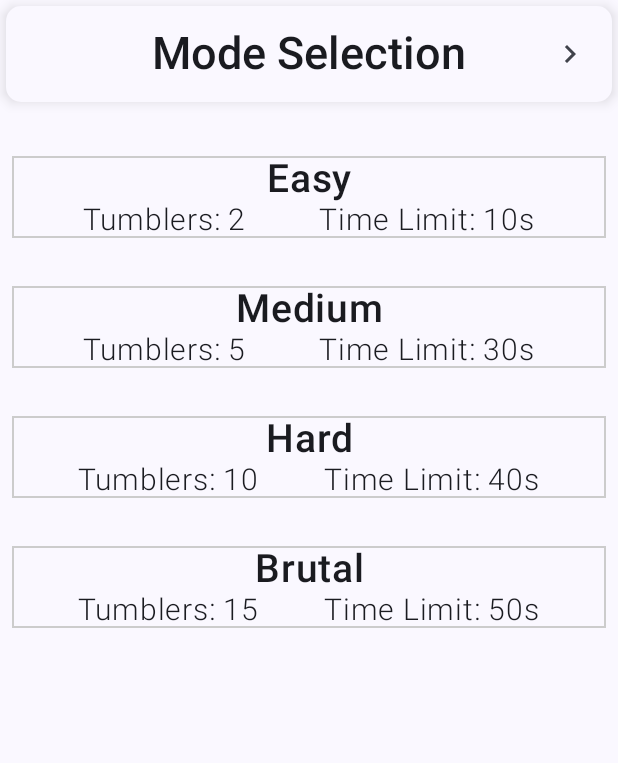
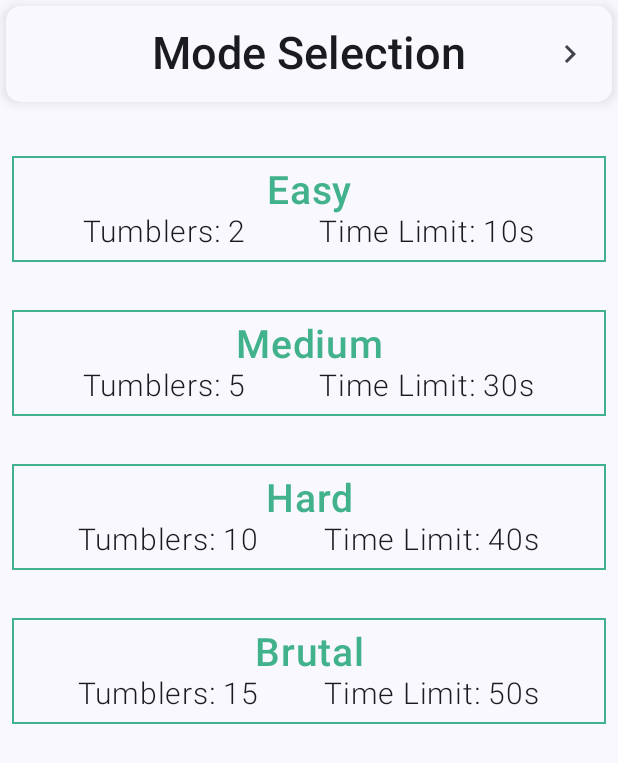
Before and after one commit to FeKent/DND-Lockpick, an Android app built with Jetpack Compose: the ModeScreen screen opened through its navigation route, on a phone screen of 412 x 824 dp. Shown: the top 763 px of the screen. Run offline under Robolectric (Android 15) with nearby library versions, the phone set to English and light mode, and no system bars.

Commit message:
Change tumblers, text & outline colors to be more user friendly depending on theme

```diff
--- a/app/src/main/java/com/fekent/dndlockpick/composables/ModeScreen.kt
+++ b/app/src/main/java/com/fekent/dndlockpick/composables/ModeScreen.kt
@@ -1,4 +1,4 @@
-@file:OptIn(ExperimentalMaterial3Api::class)
+@file:OptIn(ExperimentalMaterial3Api::class, ExperimentalMaterial3Api::class)
 
 package com.fekent.dndlockpick.composables
 
@@ -56,13 +56,14 @@ fun ModeItem(modeTitle: String, modeTumblers: Int, modeTimeLimit: Int) {
         modifier = Modifier
             .fillMaxWidth()
             .padding(horizontal = 8.dp)
-            .border(1.dp, color = Color.LightGray)
+            .border(1.dp, color = Color(65, 178, 139, 255))
             .clickable { /*TODO*/ }) {
-        Column {
+        Column(modifier = Modifier.padding(vertical = 8.dp)) {
             Text(
                 text = modeTitle,
                 fontWeight = FontWeight.SemiBold,
                 fontSize = 26.sp,
+                color = Color(65, 178, 139, 255),
                 modifier = Modifier.fillMaxWidth(),
                 textAlign = TextAlign.Center
             )
--- a/app/src/main/java/com/fekent/dndlockpick/composables/TumblerScreen.kt
+++ b/app/src/main/java/com/fekent/dndlockpick/composables/TumblerScreen.kt
@@ -13,6 +13,7 @@ import androidx.compose.animation.core.spring
 import androidx.compose.foundation.background
 import androidx.compose.foundation.border
 import androidx.compose.foundation.clickable
+import androidx.compose.foundation.isSystemInDarkTheme
 import androidx.compose.foundation.layout.Arrangement
 import androidx.compose.foundation.layout.Box
 import androidx.compose.foundation.layout.Column
@@ -163,7 +164,7 @@ fun TumblerScreen(
             ) {
                 items(count = state) { i ->
                     val isSelected = selectedTumblers.contains(i)
-                    val backgroundColor = if (isSelected) Color(65, 178, 139, 255) else Color.White
+                    val backgroundColor = if (isSelected) Color(65, 178, 139, 255) else if (isSystemInDarkTheme()) Color.DarkGray else Color.LightGray
 
                     if (lockpickViewModel.countDownRunning.value) {
                         Box(
```
